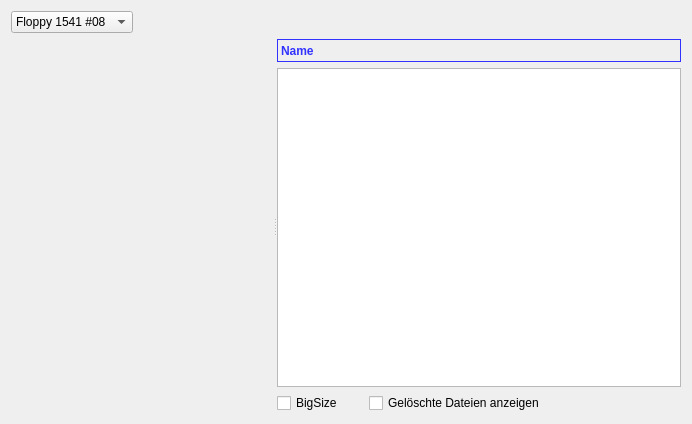
ThKattanek/emu64, file floppy_window.ui: the form before one commit.
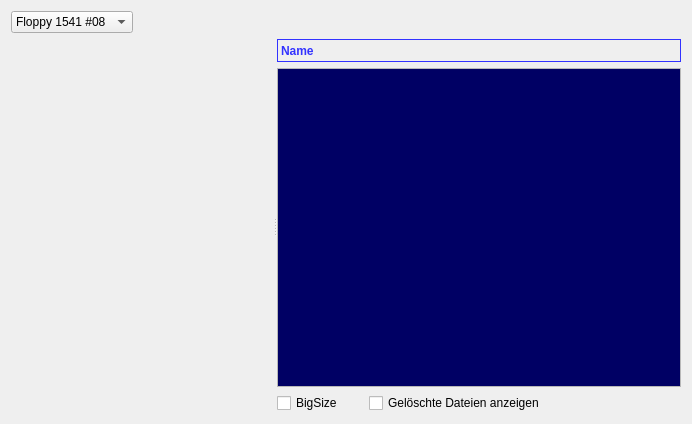
The form after the commit. Custom widgets are drawn as their Qt base class.

Commit message: [ticket#39] Farben der D64 File-Anzeige wieder so wie in 4.30 :)

Patch:
```diff
--- a/floppy_window.ui
+++ b/floppy_window.ui
@@ -136,6 +136,43 @@
        </item>
        <item>
         <widget class="QTableWidget" name="D64FileTable">
+         <property name="palette">
+          <palette>
+           <active>
+            <colorrole role="Base">
+             <brush brushstyle="SolidPattern">
+              <color alpha="255">
+               <red>0</red>
+               <green>0</green>
+               <blue>100</blue>
+              </color>
+             </brush>
+            </colorrole>
+           </active>
+           <inactive>
+            <colorrole role="Base">
+             <brush brushstyle="SolidPattern">
+              <color alpha="255">
+               <red>0</red>
+               <green>0</green>
+               <blue>100</blue>
+              </color>
+             </brush>
+            </colorrole>
+           </inactive>
+           <disabled>
+            <colorrole role="Base">
+             <brush brushstyle="SolidPattern">
+              <color alpha="255">
+               <red>255</red>
+               <green>255</green>
+               <blue>255</blue>
+              </color>
+             </brush>
+            </colorrole>
+           </disabled>
+          </palette>
+         </property>
          <property name="focusPolicy">
           <enum>Qt::NoFocus</enum>
          </property>
```
The commit also changes 1 other file.
